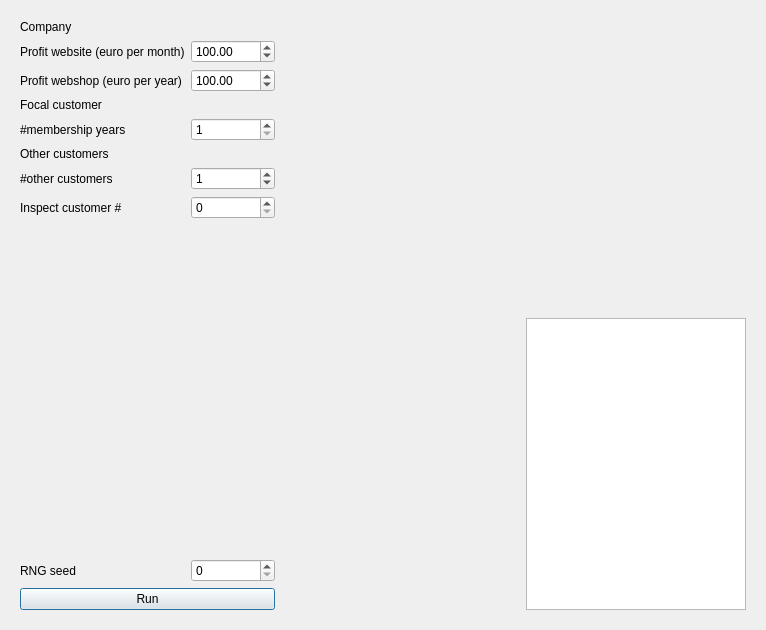
The window that qtinvestigatemyclickwinnersmaindialog.ui (richelbilderbeek/InvestigateMyClickWinners) describes before a commit, drawn with Qt 5.
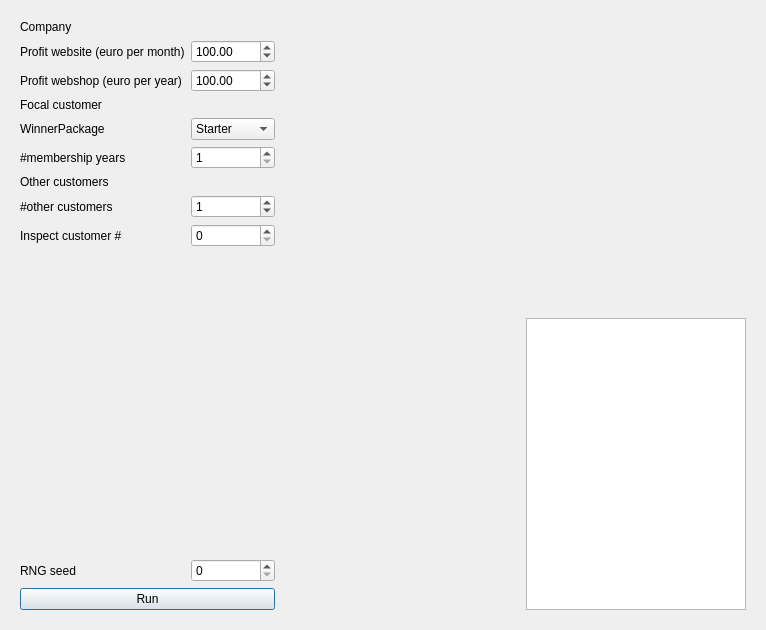
The same window after the commit. Custom widgets are drawn as their Qt base class.

```diff
--- a/qtinvestigatemyclickwinnersmaindialog.ui
+++ b/qtinvestigatemyclickwinnersmaindialog.ui
@@ -17,16 +17,22 @@
    <item>
     <widget class="QWidget" name="widget" native="true">
      <layout class="QGridLayout" name="gridLayout">
-      <item row="4" column="1">
-       <widget class="QSpinBox" name="box_n_membership_years">
-        <property name="minimum">
-         <number>1</number>
+      <item row="1" column="1">
+       <widget class="QDoubleSpinBox" name="box_profit_website_euro_per_month">
+        <property name="decimals">
+         <number>2</number>
+        </property>
+        <property name="maximum">
+         <double>1000000.000000000000000</double>
         </property>
         <property name="value">
-         <number>1</number>
+         <double>100.000000000000000</double>
         </property>
        </widget>
       </item>
+      <item row="9" column="1">
+       <widget class="QSpinBox" name="box_inspect_customer_index"/>
+      </item>
       <item row="2" column="1">
        <widget class="QDoubleSpinBox" name="box_profit_webshop_euro_per_year">
         <property name="maximum">
@@ -37,14 +43,55 @@
         </property>
        </widget>
       </item>
+      <item row="9" column="0">
+       <widget class="QLabel" name="label_inspect_customer_index">
+        <property name="text">
+         <string>Inspect customer #</string>
+        </property>
+       </widget>
+      </item>
+      <item row="4" column="1">
+       <widget class="QComboBox" name="box_winner_package">
+        <item>
+         <property name="text">
+          <string>Starter</string>
+         </property>
+        </item>
+        <item>
+         <property name="text">
+          <string>Basic</string>
+         </property>
+        </item>
+        <item>
+         <property name="text">
+          <string>Junior</string>
+         </property>
+        </item>
+        <item>
+         <property name="text">
+          <string>Senior</string>
+         </property>
+        </item>
+        <item>
+         <property name="text">
+          <string>Master</string>
+         </property>
+        </item>
+        <item>
+         <property name="text">
+          <string>Executive</string>
+         </property>
+        </item>
+       </widget>
+      </item>
       <item row="4" column="0">
-       <widget class="QLabel" name="label_n_membership_years">
+       <widget class="QLabel" name="label_winner_package">
         <property name="text">
-         <string>#membership years</string>
+         <string>WinnerPackage</string>
         </property>
        </widget>
       </item>
-      <item row="8" column="0">
+      <item row="10" column="0">
        <spacer name="verticalSpacer">
         <property name="orientation">
          <enum>Qt::Vertical</enum>
@@ -57,30 +104,6 @@
         </property>
        </spacer>
       </item>
-      <item row="6" column="0">
-       <widget class="QLabel" name="label_n_other_customers">
-        <property name="text">
-         <string>#other customers</string>
-        </property>
-       </widget>
-      </item>
-      <item row="5" column="0" colspan="2">
-       <widget class="QLabel" name="label_other_customer">
-        <property name="text">
-         <string>Other customers</string>
-        </property>
-       </widget>
-      </item>
-      <item row="6" column="1">
-       <widget class="QSpinBox" name="box_n_other_customers">
-        <property name="maximum">
-         <number>1000000</number>
-        </property>
-        <property name="value">
-         <number>1</number>
-        </property>
-       </widget>
-      </item>
       <item row="2" column="0">
        <widget class="QLabel" name="label_profit_webshop">
         <property name="text">
@@ -88,29 +111,13 @@
         </property>
        </widget>
       </item>
-      <item row="3" column="0" colspan="2">
-       <widget class="QLabel" name="label_focal_customer">
+      <item row="12" column="0" colspan="2">
+       <widget class="QPushButton" name="button_run">
         <property name="text">
-         <string>Focal customer</string>
+         <string>Run</string>
         </property>
        </widget>
       </item>
-      <item row="1" column="1">
-       <widget class="QDoubleSpinBox" name="box_profit_website_euro_per_month">
-        <property name="decimals">
-         <number>2</number>
-        </property>
-        <property name="maximum">
-         <double>1000000.000000000000000</double>
-        </property>
-        <property name="value">
-         <double>100.000000000000000</double>
-        </property>
-       </widget>
-      </item>
-      <item row="7" column="1">
-       <widget class="QSpinBox" name="box_inspect_customer_index"/>
-      </item>
       <item row="0" column="0" colspan="2">
        <widget class="QLabel" name="label_company">
         <property name="text">
@@ -118,28 +125,14 @@
         </property>
        </widget>
       </item>
-      <item row="7" column="0">
-       <widget class="QLabel" name="label_inspect_customer_index">
+      <item row="5" column="0">
+       <widget class="QLabel" name="label_n_membership_years">
         <property name="text">
-         <string>Inspect customer #</string>
+         <string>#membership years</string>
         </property>
        </widget>
       </item>
-      <item row="1" column="0">
-       <widget class="QLabel" name="label_profit_website">
-        <property name="text">
-         <string>Profit website (euro per month)</string>
-        </property>
-       </widget>
-      </item>
-      <item row="10" column="0" colspan="2">
-       <widget class="QPushButton" name="button_run">
-        <property name="text">
-         <string>Run</string>
-        </property>
-       </widget>
-      </item>
-      <item row="9" column="0">
+      <item row="11" column="0">
        <widget class="QLabel" name="label_rng_seed">
         <property name="toolTip">
          <string>Determines all random events</string>
@@ -149,9 +142,57 @@
         </property>
        </widget>
       </item>
-      <item row="9" column="1">
+      <item row="11" column="1">
        <widget class="QSpinBox" name="box_rng_seed"/>
       </item>
+      <item row="1" column="0">
+       <widget class="QLabel" name="label_profit_website">
+        <property name="text">
+         <string>Profit website (euro per month)</string>
+        </property>
+       </widget>
+      </item>
+      <item row="8" column="0">
+       <widget class="QLabel" name="label_n_other_customers">
+        <property name="text">
+         <string>#other customers</string>
+        </property>
+       </widget>
+      </item>
+      <item row="3" column="0" colspan="2">
+       <widget class="QLabel" name="label_focal_customer">
+        <property name="text">
+         <string>Focal customer</string>
+        </property>
+       </widget>
+      </item>
+      <item row="5" column="1">
+       <widget class="QSpinBox" name="box_n_membership_years">
+        <property name="minimum">
+         <number>1</number>
+        </property>
+        <property name="value">
+         <number>1</number>
+        </property>
+       </widget>
+      </item>
+      <item row="8" column="1">
+       <widget class="QSpinBox" name="box_n_other_customers">
+        <property name="maximum">
+         <number>1000000</number>
+        </property>
+        <property name="value">
+         <number>1</number>
+        </property>
+       </widget>
+      </item>
+      <item row="6" column="0" colspan="2">
+       <widget class="QLabel" name="label_other_customer">
+        <property name="text">
+         <string>Other customers</string>
+        </property>
+       </widget>
+      </item>
      </layout>
     </widget>
    </item>
```
